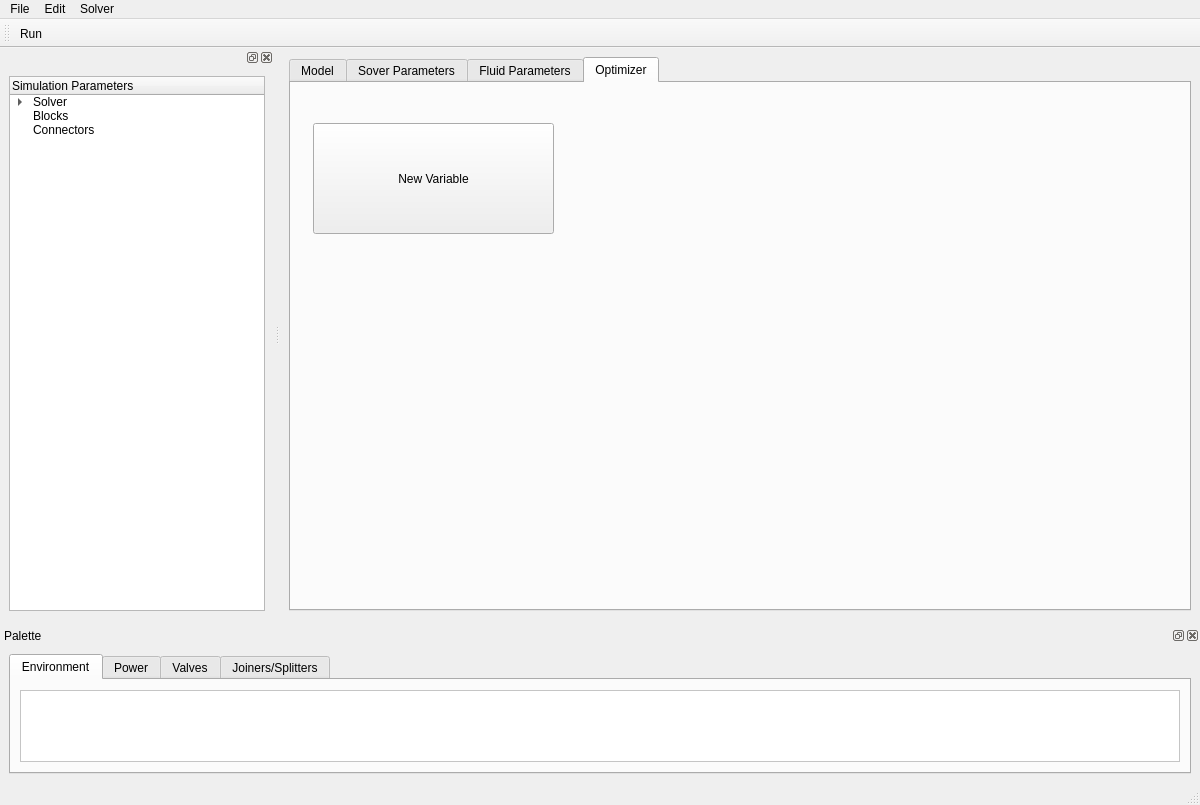
obrienadam/Poiseuille, file poiseuille/designer/mainwindow.ui: the form before one commit.
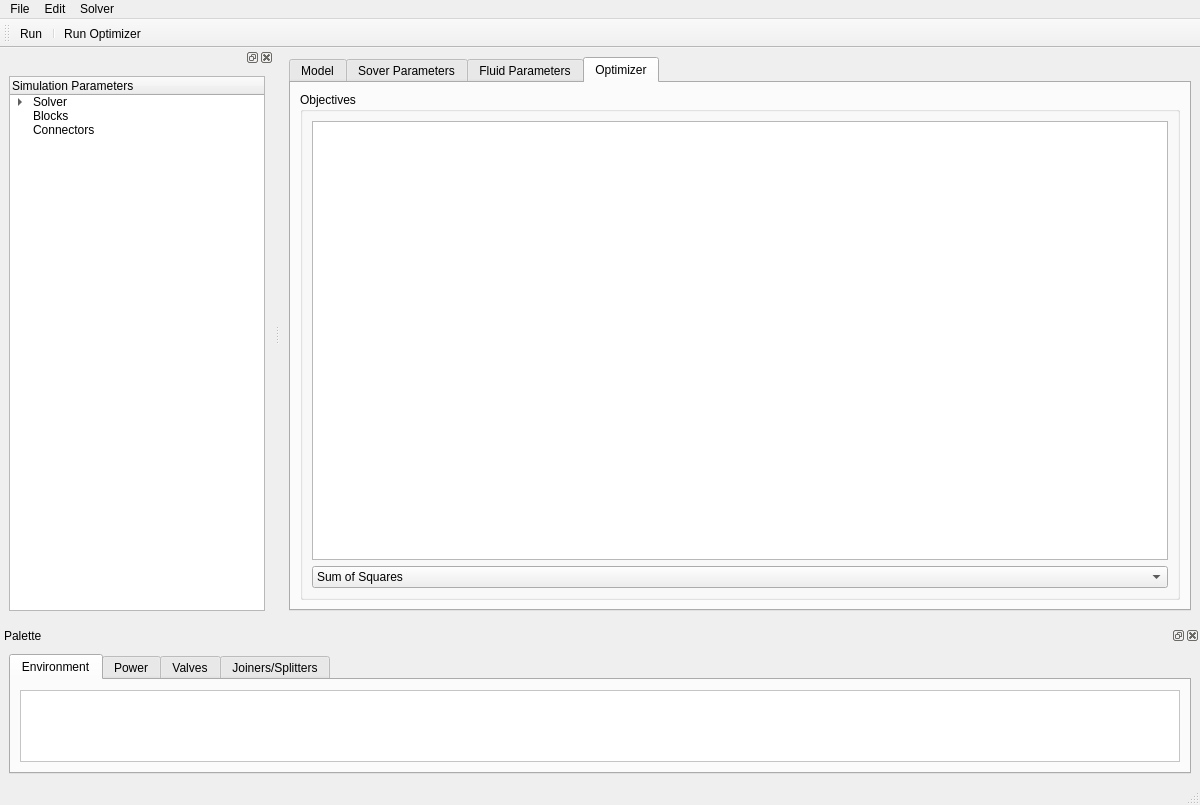
The form after the commit. The open tabs and pages were chosen to show the change.

```diff
--- a/poiseuille/designer/mainwindow.ui
+++ b/poiseuille/designer/mainwindow.ui
@@ -166,19 +166,42 @@
        <attribute name="title">
         <string>Optimizer</string>
        </attribute>
-       <widget class="QPushButton" name="new_variable_push_button">
-        <property name="geometry">
-         <rect>
-          <x>22</x>
-          <y>40</y>
-          <width>241</width>
-          <height>111</height>
-         </rect>
-        </property>
-        <property name="text">
-         <string>New Variable</string>
-        </property>
-       </widget>
+       <layout class="QHBoxLayout" name="horizontalLayout_11">
+        <item>
+         <layout class="QHBoxLayout" name="horizontalLayout_12">
+          <item>
+           <widget class="QGroupBox" name="groupBox_2">
+            <property name="title">
+             <string>Objectives</string>
+            </property>
+            <layout class="QVBoxLayout" name="verticalLayout_2">
+             <item>
+              <widget class="QListWidget" name="listWidget_2"/>
+             </item>
+             <item>
+              <layout class="QVBoxLayout" name="verticalLayout_5">
+               <item>
+                <widget class="QComboBox" name="comboBox">
+                 <item>
+                  <property name="text">
+                   <string>Sum of Squares</string>
+                  </property>
+                 </item>
+                 <item>
+                  <property name="text">
+                   <string>Absolute Sum</string>
+                  </property>
+                 </item>
+                </widget>
+               </item>
+              </layout>
+             </item>
+            </layout>
+           </widget>
+          </item>
+         </layout>
+        </item>
+       </layout>
       </widget>
      </widget>
     </item>
@@ -231,6 +254,8 @@
     <bool>false</bool>
    </attribute>
    <addaction name="actionRun"/>
+   <addaction name="separator"/>
+   <addaction name="actionRun_Optimizer"/>
   </widget>
   <widget class="QDockWidget" name="parameters_dock_widget">
    <property name="windowTitle">
@@ -2142,6 +2167,11 @@
     <string>Ctrl+Q</string>
    </property>
   </action>
+  <action name="actionRun_Optimizer">
+   <property name="text">
+    <string>Run Optimizer</string>
+   </property>
+  </action>
  </widget>
  <resources/>
  <connections>
```
Left out of the diff: 2 changed lines with no effect on the pictures.
